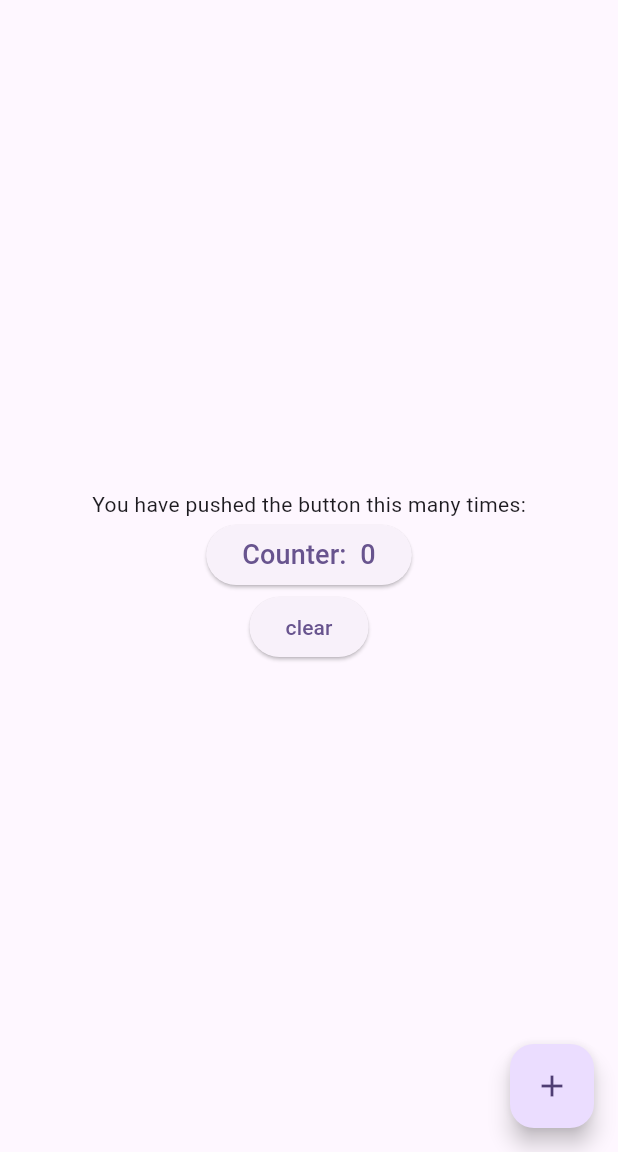
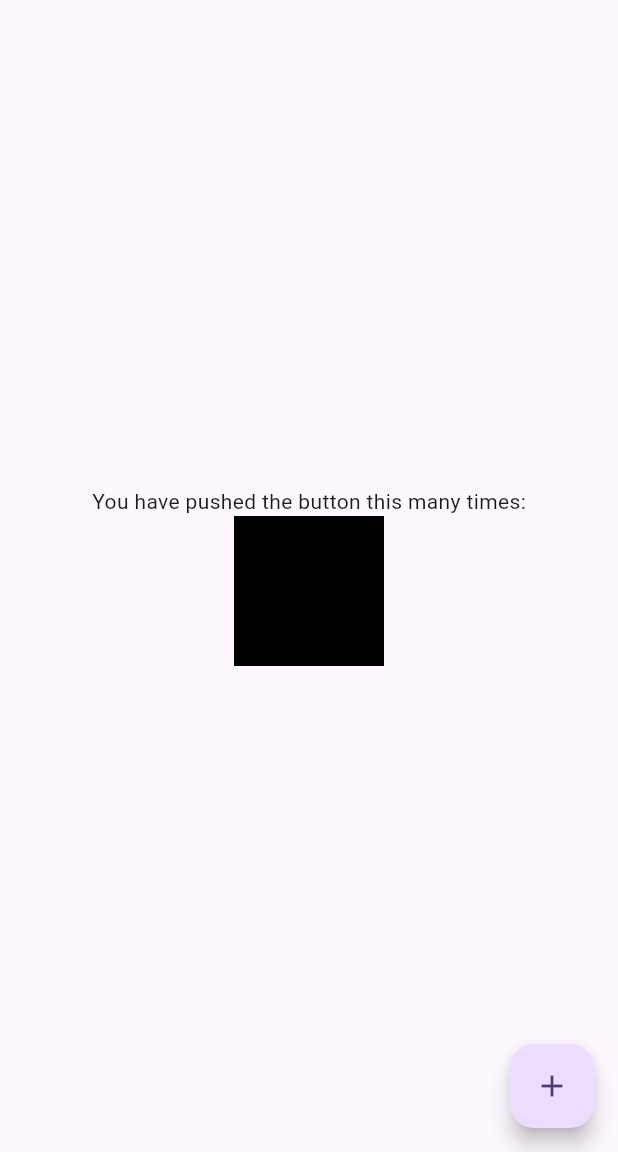
Before and after one commit to Carl-XuChao/wsbt_blog, a Flutter app: the screen it shows after launch, after a tap on the "add" icon, on a phone screen of 412 x 824 dp, the part 84-1236 px from its top. Run offline on Flutter 3.47's test engine with Material 2 defaults, Android fonts, the phone set to English and light mode, and no system bars.

Commit message:
feat: InheritedWidget

```diff
--- /dev/null
+++ b/state_manager/lib/component/pig.dart
@@ -0,0 +1,43 @@
+import 'package:flutter/material.dart';
+
+class Pig extends StatelessWidget {
+  const Pig({super.key});
+
+  @override
+  Widget build(BuildContext context) {
+    print('Pig rebuild');
+
+    /// 寻找最近的MyColor InheritedWidget, 这个有依赖，如果MyColor变化回监听到
+    // final myColor = context.dependOnInheritedWidgetOfExactType<MyColor>();
+
+    /// 寻找最近的MyColor InheritedWidget, 无依赖
+    // final getMyColor = context.getInheritedWidgetOfExactType<MyColor>();
+
+    return Container(
+      width: 100,
+      height: 100,
+      // color: myColor?.color,
+
+      color: MyColor.maybeOf(context)?.color,
+    );
+  }
+}
+
+class MyColor extends InheritedWidget {
+  const MyColor({super.key, required super.child, required this.color});
+
+  final Color color;
+
+  static MyColor? maybeOf(BuildContext context) {
+    return context.dependOnInheritedWidgetOfExactType<MyColor>();
+  }
+
+  static MyColor of(BuildContext context) {
+    return context.dependOnInheritedWidgetOfExactType<MyColor>()!;
+  }
+
+  @override
+  bool updateShouldNotify(covariant MyColor oldWidget) {
+    return oldWidget.color != color;
+  }
+}
--- a/state_manager/lib/main.dart
+++ b/state_manager/lib/main.dart
@@ -1,7 +1,7 @@
 import 'package:flutter/material.dart';
+import 'package:state_manager/component/pig.dart';
 import 'package:state_manager/page/home.dart';
 import 'package:state_manager/page/test.dart';
-
 
 void main() {
   runApp(const MyApp());
@@ -9,9 +9,12 @@ void main() {
 
 class MyApp extends StatelessWidget {
   const MyApp({super.key});
+
   @override
   Widget build(BuildContext context) {
-    return MaterialApp(
+    return MyColor(
+      color: Colors.red,
+      child: MaterialApp(
         title: 'Flutter Demo',
         theme: ThemeData(
           colorScheme: ColorScheme.fromSeed(seedColor: Colors.deepPurple),
@@ -19,6 +22,7 @@ class MyApp extends StatelessWidget {
         ),
         home: const MyHomePage(title: 'Flutter Demo Home Page'),
         // home: TestPage(),
+      ),
     );
   }
 }
--- a/state_manager/lib/page/home.dart
+++ b/state_manager/lib/page/home.dart
@@ -1,5 +1,6 @@
 import 'package:flutter/material.dart';
 import 'package:state_manager/component/dog.dart';
+import 'package:state_manager/component/pig.dart';
 
 import '../component/bar.dart';
 import '../component/counter.dart';
@@ -31,6 +32,8 @@ class _MyHomePageState extends State<MyHomePage>
     duration: const Duration(seconds: 2),
   )..repeat();
 
+  Color _childThemeColor = Colors.blue;
+
   void _incrementCounter() {
     setState(() {
       _counter++;
@@ -45,7 +48,9 @@ class _MyHomePageState extends State<MyHomePage>
 
   @override
   Widget build(BuildContext context) {
-    return Scaffold(
+    return MyColor(
+      color: _childThemeColor,
+      child: Scaffold(
         appBar: AppBar(
           backgroundColor: Theme.of(context).colorScheme.inversePrimary,
           title: Text(widget.title),
@@ -60,13 +65,17 @@ class _MyHomePageState extends State<MyHomePage>
           child: content,
         ),
         floatingActionButton: FloatingActionButton(
-        onPressed: _incrementCounter,
+          onPressed: () {
+            setState(() {
+              _childThemeColor = Colors.black;
+            });
+          },
           tooltip: 'Increment',
           child: const Icon(Icons.add),
         ), // This trailing comma makes auto-formatting nicer for build methods.
+      ),
     );
   }
-
 
   Widget get content => Column(
         mainAxisAlignment: MainAxisAlignment.center,
@@ -81,12 +90,11 @@ class _MyHomePageState extends State<MyHomePage>
 
           // ...dog,
 
-      ...counter,
+          // ...counter,
 
+          pig,
         ],
       );
-
-
 
   Widget get bar => const Bar();
 
@@ -112,7 +120,7 @@ class _MyHomePageState extends State<MyHomePage>
               _dh.value = 1;
             });
           },
-          child: Text('set to 100%'),
+          child: const Text('set to 100%'),
         ),
       ];
 
@@ -122,10 +130,9 @@ class _MyHomePageState extends State<MyHomePage>
           onPressed: () {
             _dogController.value = 1;
           },
-          child: Text('set to 100%'),
+          child: const Text('set to 100%'),
         ),
       ];
-
 
   List<Widget> get counter => [
         Counter(controller: _counterController),
@@ -138,6 +145,7 @@ class _MyHomePageState extends State<MyHomePage>
         ),
       ];
 
+  Widget get pig => const Pig();
 }
 
 class DoubleHolder {
```
Lines whose indentation alone changed are shown as unchanged.
